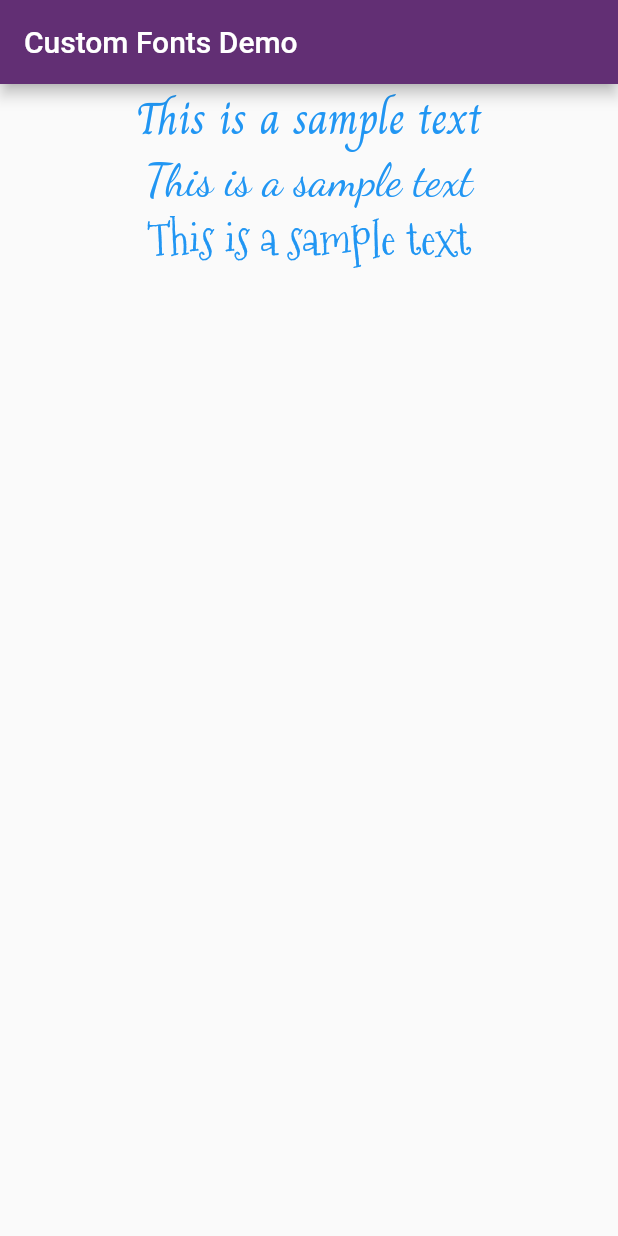
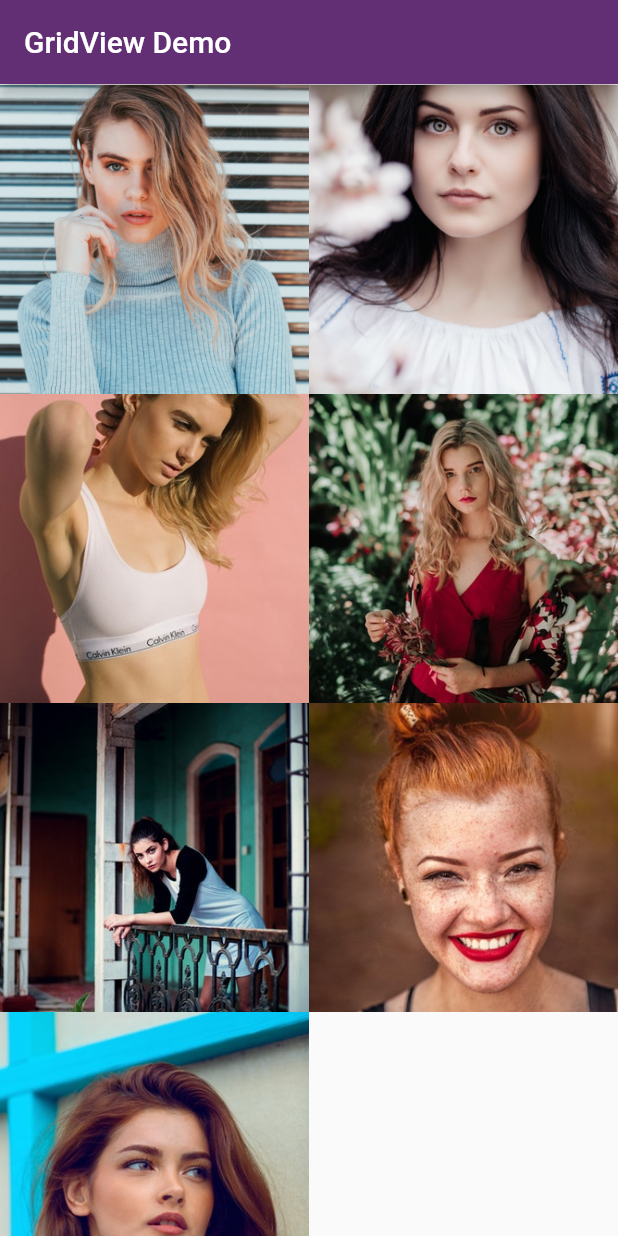
Before and after one commit to steven-ferrer/exploring_flutter, a Flutter app: the screen it shows after launch, on a phone screen of 412 x 824 dp. Run offline on Flutter 3.47's test engine with Material 2 defaults, Android fonts, the phone set to English and light mode, and no system bars; our stand-ins replace splashscreen.

Commit message:
added GridView demo

```diff
--- /dev/null
+++ b/lib/gridview_demo.dart
@@ -0,0 +1,39 @@
+import 'package:flutter/material.dart';
+
+class GridViewDemo extends StatelessWidget {
+  @override
+  Widget build(BuildContext context) {
+    final String appTitle = 'GridView Demo';
+    return MaterialApp(
+      title: appTitle,
+      theme: ThemeData(
+        primaryColor: new Color(0xff622f74),
+      ),
+      home: Scaffold(
+        appBar: AppBar(
+          title: Text(
+            appTitle,
+            style: TextStyle(color: Colors.white),
+          ),
+        ),
+        body: OrientationBuilder(
+          builder: (context, orientation) {
+            return GridView.count(
+              padding: EdgeInsets.only(top: 0.5, bottom: 0.5),
+              crossAxisCount: orientation == Orientation.portrait ? 2 : 3,
+              crossAxisSpacing: 0.0, //spacing bet. grid
+              children: List.generate(7, (index) {
+                return Image.asset(
+                  'images/image${index + 1}.jpeg',
+                  width: 200.0,
+                  height: 200.0,
+                  fit: BoxFit.cover,
+                );
+              }),
+            );
+          },
+        ),
+      ),
+    );
+  }
+}
--- a/lib/main.dart
+++ b/lib/main.dart
@@ -9,13 +9,14 @@ import 'package:flutter/material.dart';
 // import './horizontal_listview_demo.dart' show HorizontalListViewDemo;
 // import './navigate_to_new_screen_demo.dart' show NavigateToNewScreenDemo;
 // import './navigation_drawer_demo.dart' show NavigationDrawerDemo;
-import './custom_fonts_demo.dart' show CustomFontsDemo;
+// import './custom_fonts_demo.dart' show CustomFontsDemo;
+import './gridview_demo.dart' show GridViewDemo;
 
 void main() => runApp(MyApp());
 
 class MyApp extends StatelessWidget {
   @override
   Widget build(BuildContext context) {
-    return CustomFontsDemo();
+    return GridViewDemo();
   }
 }
```
Also changed, not shown: pubspec.yaml (+9 -3 lines), images/image1.jpeg (added), images/image2.jpeg (added), images/image3.jpeg (added), images/image4.jpeg (added), images/image5.jpeg (added), images/image6.jpeg (added), images/image7.jpeg (added).
